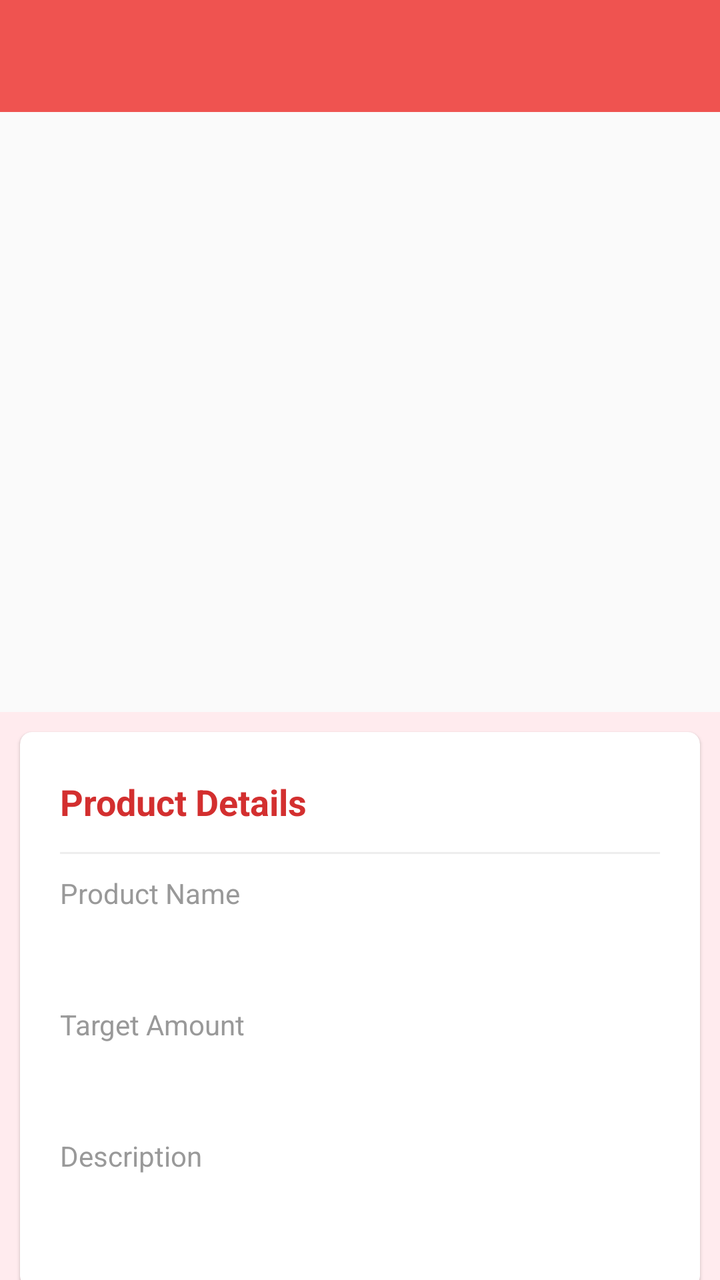
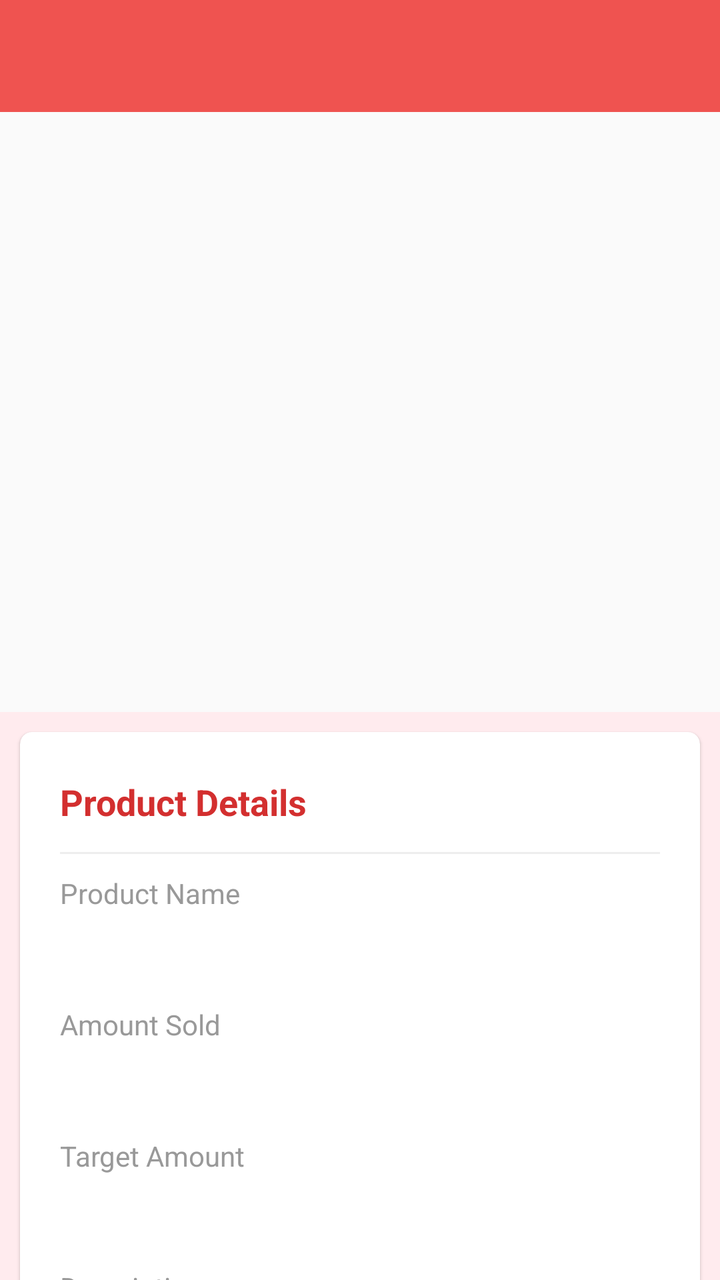

Two renders of the same Android screen: before a commit and after it. Below are the layout's source before the change and the commit's diff.
<!-- AndroidManifest.xml: application theme AppTheme -->
<!-- res/layout/activity_individual_product.xml -->
<?xml version="1.0" encoding="utf-8"?>
<LinearLayout xmlns:android="http://schemas.android.com/apk/res/android"
    xmlns:app="http://schemas.android.com/apk/res-auto"
    xmlns:tools="http://schemas.android.com/tools"
    android:id="@+id/main"
    android:orientation="vertical"
    android:layout_width="match_parent"
    android:layout_height="match_parent"
    tools:context=".TasksActivity">

    <com.google.android.material.appbar.AppBarLayout
        android:layout_width="match_parent"
        android:id="@+id/app_bar_layout"
        android:layout_height="wrap_content">

        <include layout="@layout/toolbar" />

    </com.google.android.material.appbar.AppBarLayout>

    <androidx.core.widget.NestedScrollView
        android:layout_width="match_parent"
        android:layout_height="match_parent"
        android:background="@color/red_50"
        android:clipToPadding="false"
        android:scrollbars="none"
        android:scrollingCache="true"
        app:layout_behavior="@string/appbar_scrolling_view_behavior">

        <LinearLayout
            android:layout_width="match_parent"
            android:layout_height="wrap_content"
            android:orientation="vertical">

            
            
            

            
            
            
            
            

            
            
            
            
            

            
            
            
            
            
            
            
            
            

            

            <RelativeLayout
                android:layout_width="match_parent"
                android:background="@color/red_50"
                android:layout_height="300dp">


                <ImageView
                    android:id="@+id/productImageView"
                    android:padding="16dp"
                    android:background="?android:attr/colorBackground"
                    android:clipToOutline="true"
                    android:layout_width="match_parent"
                    android:layout_height="300dp"
                    />
                

                
                
                
                
                

                <androidx.appcompat.widget.Toolbar
                    android:id="@+id/toolbar"
                    android:layout_width="match_parent"
                    android:layout_height="?android:attr/actionBarSize"
                    android:layout_marginTop="@dimen/spacing_mxlarge"
                    android:fitsSystemWindows="false"
                    app:contentInsetStartWithNavigation="0dp"
                    app:popupTheme="@style/ThemeOverlay.AppCompat.Light"
                    app:theme="@style/Toolbar.Light" />

            </RelativeLayout>

            <androidx.cardview.widget.CardView
                android:layout_width="match_parent"
                android:layout_height="wrap_content"
                android:layout_marginBottom="@dimen/spacing_medium"
                android:layout_marginLeft="@dimen/spacing_middle"
                android:layout_marginRight="@dimen/spacing_middle"
                android:layout_marginTop="@dimen/spacing_middle"
                android:visibility="visible"
                app:cardCornerRadius="6dp"
                app:cardElevation="1dp">

                <LinearLayout
                    android:layout_width="match_parent"
                    android:layout_height="wrap_content"
                    android:orientation="horizontal"
                    android:padding="@dimen/spacing_mlarge">

                    <LinearLayout
                        android:layout_width="0dp"
                        android:layout_height="wrap_content"
                        android:layout_weight="2"
                        android:orientation="vertical">

                        <TextView
                            android:layout_width="wrap_content"
                            android:layout_height="30dp"
                            android:gravity="center_vertical"
                            android:text="Product Details"
                            android:textAppearance="@style/Base.TextAppearance.AppCompat.Medium"
                            android:textColor="@color/red_700"
                            android:textStyle="bold" />

                        <View
                            android:layout_width="match_parent"
                            android:layout_height="1dp"
                            android:background="@color/grey_200"
                            android:layout_marginTop="10dp"
                            android:layout_marginBottom="@dimen/spacing_medium" />






                        <View
                            android:layout_width="0dp"
                            android:layout_height="@dimen/spacing_medium" />

                        <TextView
                            android:layout_width="wrap_content"
                            android:layout_height="wrap_content"
                            android:text="Product Name"
                            android:textAppearance="@style/Base.TextAppearance.AppCompat.Body1"
                            android:textColor="@color/grey_40" />

                        <TextView
                            android:layout_width="wrap_content"
                            android:layout_height="wrap_content"
                            android:layout_marginTop="@dimen/spacing_medium"
                            android:text=""
                            android:id="@+id/productNameTextView"
                            android:textAppearance="@style/Base.TextAppearance.AppCompat.Subhead"
                            android:textColor="@color/grey_80" />

                        <View
                            android:layout_width="0dp"
                            android:layout_height="@dimen/spacing_mlarge" />

                        <TextView
                            android:layout_width="wrap_content"
                            android:layout_height="wrap_content"
                            android:text="Target Amount"
                            android:textAppearance="@style/Base.TextAppearance.AppCompat.Body1"
                            android:textColor="@color/grey_40" />

                        <TextView
                            android:layout_width="wrap_content"
                            android:layout_height="wrap_content"
                            android:layout_marginTop="@dimen/spacing_medium"
                            android:text=""
                            android:id="@+id/targetAmountTextView"
                            android:textAppearance="@style/Base.TextAppearance.AppCompat.Subhead"
                            android:textColor="@color/grey_80" />









                        <View
                            android:layout_width="0dp"
                            android:layout_height="@dimen/spacing_mlarge" />

                        <TextView
                            android:layout_width="wrap_content"
                            android:layout_height="wrap_content"
                            android:text="Description"
                            android:textAppearance="@style/Base.TextAppearance.AppCompat.Body1"
                            android:textColor="@color/grey_40" />

                        <TextView
                            android:layout_width="wrap_content"
                            android:layout_height="wrap_content"
                            android:layout_marginTop="@dimen/spacing_medium"
                            android:text=""
                            android:id="@+id/descriptionTextView"
                            android:textAppearance="@style/Base.TextAppearance.AppCompat.Subhead"
                            android:textColor="@color/grey_80" />

                        <View
                            android:layout_width="0dp"
                            android:layout_height="@dimen/spacing_middle" />



                    </LinearLayout>

                    <LinearLayout
                        android:layout_width="0dp"
                        android:layout_height="wrap_content"
                        android:layout_weight="1"
                        android:orientation="vertical">

                        <View
                            android:layout_width="30dp"
                            android:layout_height="30dp"/>

                        
                        
                        
                        
                        
                        

                        <View
                            android:layout_width="match_parent"
                            android:layout_height="1dp"
                            android:background="@color/grey_200"
                            android:layout_marginTop="10dp"
                            android:layout_marginBottom="@dimen/spacing_medium" />



                        
                        
                        

                        
                        
                        
                        
                        
                        

                        
                        
                        
                        
                        
                        
                        
                        

                        
                        
                        

                        
                        
                        
                        
                        
                        

                        
                        
                        
                        
                        
                        
                        
                        

                        <View
                            android:layout_width="0dp"
                            android:layout_height="@dimen/spacing_middle" />







                    </LinearLayout>


                </LinearLayout>



            </androidx.cardview.widget.CardView>



            
            
            
            
            
            
            
            

            
            
            
            

            
            
            
            
            
            
            

            
            
            
            
            
            
            
            

            
            
            
            
            

            
            
            
            
            

            
            
            

            
            
            
            

            
            
            
            
            
            
            

            
            
            
            
            
            

            

            
            
            
            



            
            
            

            

            
            
            
            
            
            

            
            
            

            
            
            
            
            

            
            
            

            
            
            
            
            
            
            

            
            
            

            
            
            
            
            

            
            
            

            
            
            
            
            
            

            

            
            
            
            
            
            

            
            
            

            
            
            
            
            
            

            
            
            

            
            
            
            
            
            
            

            

            
            
            
            
            
            
            

            
            
            

            
            
            
            
            

            
            
            

            
            
            
            
            
            

            

            
            
            
            
            
            
            
            
            
            
            
            
            
            
            
            
            
            
            

            
            
            
            
            
            

            
            
            
            
            
            

            
            
            
            
            
            

            
            
            
            
            
            

            
            
            
            
            
            

            

            
            
            
            
            
            
            

            

            

        </LinearLayout>
    </androidx.core.widget.NestedScrollView>

    <com.google.android.material.floatingactionbutton.FloatingActionButton
        android:id="@+id/fab"
        android:layout_width="wrap_content"
        android:layout_height="wrap_content"
        android:layout_margin="@dimen/spacing_mlarge"
        android:clickable="true"
        app:backgroundTint="@color/red_500"
        app:fabSize="normal"
        app:layout_anchor="@id/app_bar_layout"
        app:layout_anchorGravity="bottom|right|end"
        app:srcCompat="@drawable/ic_favorites"
        app:tint="@android:color/white" />

</LinearLayout>
<!-- res/layout/toolbar.xml (included above) -->
<?xml version="1.0" encoding="utf-8"?>
<androidx.appcompat.widget.Toolbar
    xmlns:android="http://schemas.android.com/apk/res/android"
    xmlns:app="http://schemas.android.com/apk/res-auto"
    android:id="@+id/toolbar"
    android:layout_width="match_parent"
    android:layout_height="?android:attr/actionBarSize"
    android:background="@color/colorPrimary"
    app:contentInsetStartWithNavigation="0dp"
    android:theme="@style/ThemeOverlay.AppCompat.Dark.ActionBar"
    app:popupTheme="@style/ThemeOverlay.AppCompat.Light"/>
<!-- resources referenced by this layout -->
<resources>
  <color name="colorPrimary">#ef5350</color>
  <color name="grey_200">#EEEEEE</color>
  <color name="grey_40">#999999</color>
  <color name="grey_80">#37474F</color>
  <color name="red_50">#FFEBEE</color>
  <color name="red_500">#F44336</color>
  <color name="red_700">#D32F2F</color>
  <dimen name="spacing_medium">5dp</dimen>
  <dimen name="spacing_middle">10dp</dimen>
  <dimen name="spacing_mlarge">20dp</dimen>
  <dimen name="spacing_mxlarge">25dp</dimen>
  <!-- drawable ic_favorites (drawable) -->
  <vector xmlns:android="http://schemas.android.com/apk/res/android"
          android:width="24dp"
          android:height="24dp"
          android:viewportWidth="24.0"
          android:viewportHeight="24.0">
      <path
          android:fillColor="#FFFFFFFF"
          android:pathData="M12,21.35l-1.45,-1.32C5.4,15.36 2,12.28 2,8.5 2,5.42 4.42,3 7.5,3c1.74,0 3.41,0.81 4.5,2.09C13.09,3.81 14.76,3 16.5,3 19.58,3 22,5.42 22,8.5c0,3.78 -3.4,6.86 -8.55,11.54L12,21.35z"/>
  </vector>
  <style name="Toolbar.Light" parent="@style/AppTheme">
          <item name="colorControlNormal">@color/grey_60</item>
          <item name="android:textColorPrimary">@color/grey_60</item>
      </style>
  <style name="AppTheme" parent="BaseTheme">
          <item name="android:windowContentTransitions">true</item>
  
  
          
      </style>
  <color name="grey_60">#666666</color>
  <style name="BaseTheme" parent="Theme.AppCompat.Light.NoActionBar">
          
          <item name="colorPrimary">@color/colorPrimary</item>
          <item name="colorPrimaryDark">@color/colorPrimaryDark</item>
          <item name="colorAccent">@color/colorAccent</item>
          <item name="windowActionModeOverlay">true</item>
          <item name="android:actionModeBackground">@color/blue_grey_600</item>
          <item name="android:dialogTheme">@style/Dialog.Theme</item>
          
          <item name="android:windowDisablePreview">true</item>
      </style>
  <color name="colorPrimaryDark">#dc1814</color>
  <color name="colorAccent">#FF4081</color>
  <color name="blue_grey_600">#546E7A</color>
  <style name="Dialog.Theme" parent="Theme.AppCompat.Light.Dialog">
          <item name="colorPrimary">@color/colorPrimary</item>
          <item name="colorPrimaryDark">@color/colorPrimaryDark</item>
          <item name="colorAccent">@color/colorAccent</item>
      </style>
</resources>

<!-- the commit's change to res/layout/activity_individual_product.xml (unified diff, before → after) -->
@@ -154,6 +154,26 @@
                             android:layout_marginTop="@dimen/spacing_medium"
                             android:text=""
                             android:id="@+id/productNameTextView"
+                            android:textAppearance="@style/Base.TextAppearance.AppCompat.Subhead"
+                            android:textColor="@color/grey_80" />
+
+                        <View
+                            android:layout_width="0dp"
+                            android:layout_height="@dimen/spacing_mlarge" />
+
+                        <TextView
+                            android:layout_width="wrap_content"
+                            android:layout_height="wrap_content"
+                            android:text="Amount Sold"
+                            android:textAppearance="@style/Base.TextAppearance.AppCompat.Body1"
+                            android:textColor="@color/grey_40" />
+
+                        <TextView
+                            android:layout_width="wrap_content"
+                            android:layout_height="wrap_content"
+                            android:layout_marginTop="@dimen/spacing_medium"
+                            android:text=""
+                            android:id="@+id/amountSoldTextView"
                             android:textAppearance="@style/Base.TextAppearance.AppCompat.Subhead"
                             android:textColor="@color/grey_80" />
 
